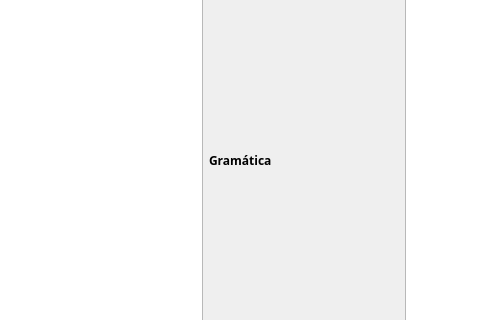
First picture: the form in src/gui/lltutorwindow.ui, repository jose-rZM/SyntaxTutor, before the edit; both pictures show x 186 to 666 and y 176 to 496 of the 856 by 718 pixel window.
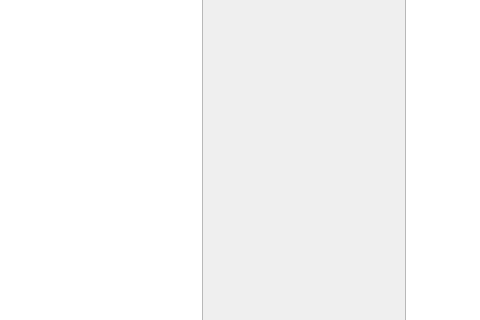
Second picture: the form after the edit. Icons and pictures are not drawn. Custom widgets are drawn as their Qt base class.

Commit message: feat(ui): use native fonts and structured grammar panels

```diff
--- a/src/gui/lltutorwindow.ui
+++ b/src/gui/lltutorwindow.ui
@@ -130,21 +130,18 @@
        </widget>
       </item>
       <item>
-       <widget class="QLabel" name="gr">
+        <widget class="QScrollArea" name="gr">
         <property name="sizePolicy">
          <sizepolicy hsizetype="Expanding" vsizetype="Expanding">
           <horstretch>2</horstretch>
           <verstretch>0</verstretch>
          </sizepolicy>
         </property>
-        <property name="font">
-         <font>
-          <family>JetBrainsMonoNL Nerd Font Propo</family>
-          <bold>true</bold>
-         </font>
-        </property>
-        <property name="text">
-         <string>Gramática</string>
+         <property name="frameShape">
+          <enum>QFrame::Shape::NoFrame</enum>
+         </property>
+         <property name="widgetResizable">
+          <bool>true</bool>
         </property>
        </widget>
       </item>
```
Lines whose indentation alone changed are shown as unchanged. The commit also changes 14 other files.
